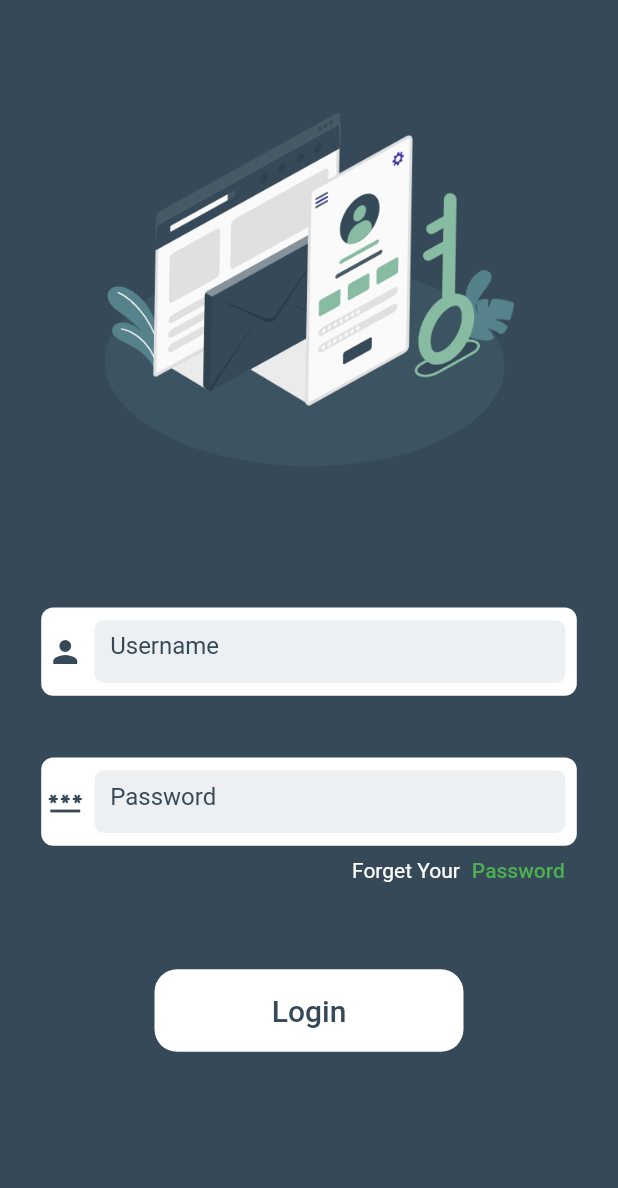
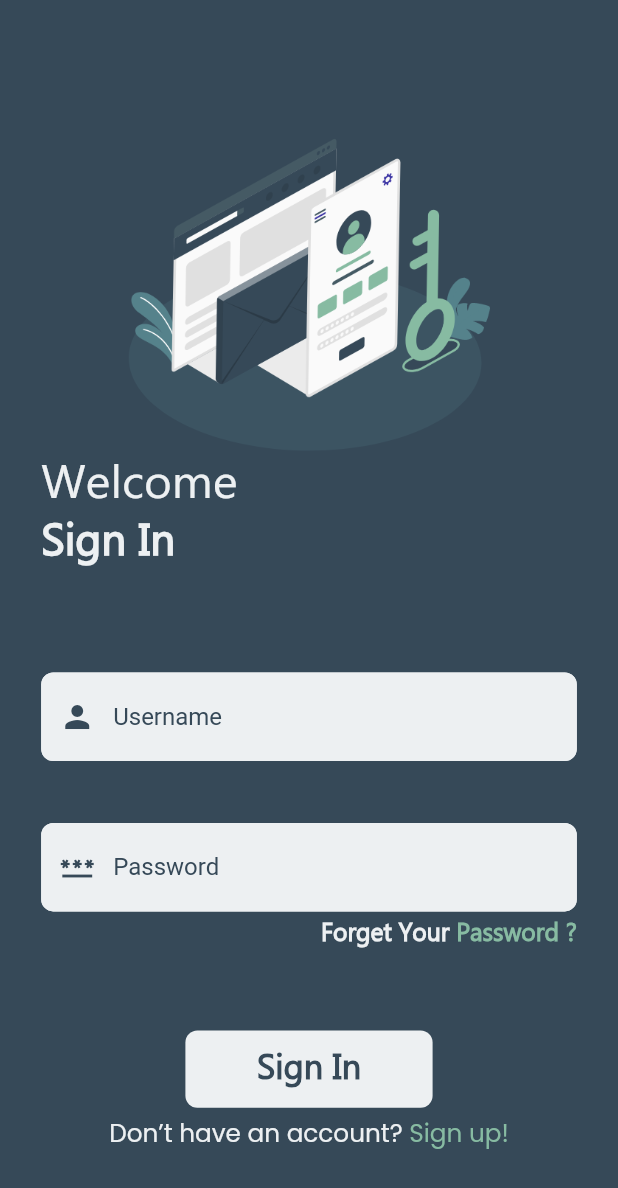
Before and after one commit to H0FNY/tourism_app, a Flutter app: the screen it shows after launch, on a phone screen of 412 x 824 dp. Shown: the top 1188 px of the screen. Run offline on Flutter 3.47's test engine with Material 2 defaults, Android fonts, the phone set to English and light mode, and no system bars; our stand-ins replace animated_splash_screen.

Commit message:
refactor code

```diff
--- /dev/null
+++ b/lib/Constants/constants.dart
@@ -0,0 +1,5 @@
+import 'package:flutter/material.dart';
+
+Color MainColor =Color(0xff364958);
+Color SecondaryColor =Color(0xffEDF0F2);
+Color GreenColor =Color(0xff87BBA2);
--- a/lib/componant/componant.dart
+++ b/lib/componant/componant.dart
@@ -1,60 +1,45 @@
 import 'package:flutter/cupertino.dart';
 import 'package:flutter/material.dart';
+import 'package:tourism/Constants/constants.dart';
 
 Widget TextForm({
-  required double height,
-  required double width,
   String? Function(String?)? validator,
   TextEditingController? controller,
   TextInputType Type = TextInputType.text,
   bool hide = false,
-  IconData? prifxicon,
+  Icon? prefxicon,
   IconButton? sufficon,
   String? hinttext,
 }) =>
-    Container(
-      height: height/14,
-      padding: EdgeInsets.only(left:4,right: 6, top: 7,bottom: 7),
-      decoration: BoxDecoration(
-        color: Colors.white,
-        borderRadius: BorderRadius.all(Radius.circular(8.0)),
-      ),
-      child: Row(
-        children: [
-          if (prifxicon != null)
-            Icon(
-              prifxicon,
-              color: Color(0xff364958),
-            ),
-          SizedBox(width: 6,),
-          Expanded(
-            child: TextFormField(
+    TextFormField(
       controller: controller,
       keyboardType: Type,
       obscureText: hide,
-              cursorColor: Color(0xff364958),
-              style: TextStyle(color: Color(0xff364958)),
+      cursorColor:MainColor,
+      style: TextStyle(color: MainColor),
       decoration: InputDecoration(
         hintText: hinttext,
         hintStyle: TextStyle(
-                  color: Color(0xff364958),
+          color: MainColor,
         ),
         filled: true,
-                fillColor: Color(0xffEDF0F2),
+        fillColor: SecondaryColor,
         suffixIcon: sufficon,
+        prefixIcon: prefxicon,
+        prefixIconColor: MainColor,
         labelStyle: TextStyle(
-                  color: Color(0xff364958),
+          color: MainColor,
         ),
         focusedBorder: OutlineInputBorder(
           borderSide: BorderSide(
-                    color: Colors.white,
+            color: SecondaryColor,
             width: 2,
           ),
           borderRadius: BorderRadius.all(Radius.circular(8.0)),
         ),
         enabledBorder: OutlineInputBorder(
           borderSide: BorderSide(
-                    color: Colors.white,
+            color: SecondaryColor,
             width: 1.5,
           ),
           borderRadius: BorderRadius.all(Radius.circular(8.0)),
@@ -75,17 +60,11 @@ Widget TextForm({
         ),
       ),
       validator: validator,
-            ),
-          ),
-        ],
-      ),
     );
 
 Future navigate({
   required BuildContext context,
-  required Widget widget,
+  required String PageName,
 }) {
-  return Navigator.push(context, MaterialPageRoute(builder: (context) {
-    return widget;
-  }));
+  return Navigator.pushNamed(context,PageName );
 }
--- a/lib/login/Login.dart
+++ b/lib/login/Login.dart
@@ -1,115 +1,176 @@
 import 'package:flutter/material.dart';
 import 'package:flutter/rendering.dart';
+import 'package:tourism/Constants/constants.dart';
 import 'package:tourism/login/Register.dart';
 import 'package:tourism/componant/componant.dart';
 
-class Login extends StatefulWidget {
-  @override
-  State<Login> createState() => _LoginState();
-}
-
-class _LoginState extends State<Login> {
+class Login extends StatelessWidget {
+  static String id = "Login";
   bool hide = true;
   double width = 0;
+
   double height = 0;
+
   final emailController = TextEditingController();
+
   final passwordController = TextEditingController();
+
   final formKey = GlobalKey<FormState>();
+
   final emailValid = RegExp(
       r"^[a-zA-Z0-9.a-zA-Z0-9.!#$%&'*+-/=?^_`{|}~]+@[a-zA-Z0-9]+\.[a-zA-Z]+");
-  @override
-  void initState() {
-    super.initState();
-  }
 
   @override
   Widget build(BuildContext context) {
     width = MediaQuery.of(context).size.width;
     height = MediaQuery.of(context).size.height;
     return Scaffold(
-      backgroundColor: Color(0xff364958),
+      backgroundColor: MainColor,
       resizeToAvoidBottomInset: true,
       body: SingleChildScrollView(
         child: Form(
           key: formKey,
           child: Padding(
             padding: EdgeInsets.all(width / 15),
-            child: Stack(
-              children: [
-                Column(
+            child: Column(
               mainAxisAlignment: MainAxisAlignment.center,
               crossAxisAlignment: CrossAxisAlignment.center,
               children: [
                 SizedBox(
-                      height: height / 18,
+                  height: height / 13,
                 ),
                 Image.asset(
-                      'images/Group 320.png',
-                      width: width / 1.5,
+                  'assets/images/Group 320.png',
+                  width: width / 1.7,
+                ),
+                Row(
+                  mainAxisAlignment: MainAxisAlignment.start,
+                  children: [
+                    Column(
+                      crossAxisAlignment: CrossAxisAlignment.start,
+                      children: [
+                        Text(
+                          'Welcome',
+                          style: TextStyle(
+                            color: SecondaryColor,
+                            fontSize: width / 13,
+                            fontFamily: 'Taile',
+                          ),
+                        ),
+                        Text(
+                          'Sign In',
+                          style: TextStyle(
+                              color: SecondaryColor,
+                              fontSize: width / 14,
+                              fontFamily: 'Taile',
+                              fontWeight: FontWeight.bold),
+                        ),
+                      ],
+                    ),
+                  ],
                 ),
                 SizedBox(
-                      height: height / 9,
+                  height: height / 12,
                 ),
                 TextForm(
-                        validator: (value) {
-                          if (value!.isEmpty) {
-                            return "a";
+                  prefxicon: Icon(Icons.person),
+                  hinttext: 'Username',
+                  validator: (value){
+                    if (value!.isEmpty)
+                      return "please enter your Email";
                   }
-                        },
-                        height: height,
-                        width: width,
-                        prifxicon: Icons.person,
-                        hinttext: 'Username'),
+                ),
                 SizedBox(
                   height: height / 20,
                 ),
                 TextForm(
-                      height: height,
-                      width: width,
-                      prifxicon: Icons.password,
+                  prefxicon: Icon(Icons.password),
                   hide: true,
                   hinttext: 'Password',
                 ),
-                    SizedBox(
-                      height: height / 10,
+                Padding(
+                  padding: const EdgeInsets.symmetric(vertical: 5.0),
+                  child: Row(
+                    mainAxisAlignment: MainAxisAlignment.end,
+                    children: [
+                      Text(
+                        'Forget Your ',
+                        style: TextStyle(
+                            color: SecondaryColor,
+                            fontSize: width / 25,
+                            fontFamily: 'Taile',
+                            fontWeight: FontWeight.bold),
+                      ),
+                      GestureDetector(
+                        onTap: () {},
+                        child: Text(
+                          'Password ?',
+                          style: TextStyle(
+                              color: GreenColor,
+                              fontSize: width / 25,
+                              fontFamily: 'Taile',
+                              fontWeight: FontWeight.bold),
+                        ),
+                      ),
+                    ],
+                  ),
                 ),
                 SizedBox(
-                      width: width / 2,
-                      height: height / 15,
+                  height: height / 17,
+                ),
+                SizedBox(
+                  width: width / 2.5,
+                  height: height / 16,
                   child: TextButton(
                     style: ButtonStyle(
                       backgroundColor:
-                                MaterialStateProperty.all<Color>(Colors.white),
-                            shape: MaterialStateProperty.all<
-                                RoundedRectangleBorder>(
+                          MaterialStateProperty.all<Color>(SecondaryColor),
+                      shape: MaterialStateProperty.all<RoundedRectangleBorder>(
                         RoundedRectangleBorder(
-                                  borderRadius: BorderRadius.circular(15.0)),
+                            borderRadius: BorderRadius.circular(8.0)),
                       ),
                     ),
                     onPressed: () {
-                            if(formKey.currentState!.validate()){
-                              navigate(context: context, widget: Login());
+                      if (formKey.currentState!.validate()) {
+                        navigate(context: context, PageName: Login.id);
                       }
                     },
                     child: Text(
-                            'Login',
+                      'Sign In',
                       style: TextStyle(
                         color: Color(0xff364958),
-                              fontSize: 20,
+                        fontSize: width / 18,
+                        fontFamily: 'Taile',
+                        fontWeight: FontWeight.bold,
                       ),
-                          )),
                     ),
-                  ],
                   ),
-                Positioned(
-                  right: 0,
-                  bottom: height/8.5,
+                ),
+                Padding(
+                  padding: const EdgeInsets.symmetric(vertical: 5.0),
                   child: Row(
+                    mainAxisAlignment: MainAxisAlignment.center,
                     children: [
-                      Text('Forget Your',style: TextStyle(color: Colors.white),),
-                      TextButton(
-                        onPressed: () {},
-                        child: Text('Password',style: TextStyle(color: Colors.green),),
+                      Text(
+                        'Don’t have an account? ',
+                        style: TextStyle(
+                          color: SecondaryColor,
+                          fontSize: width / 25,
+                          fontFamily: 'Poppins',
+                        ),
+                      ),
+                      GestureDetector(
+                        onTap: () {
+                          navigate(context: context, PageName: Regester.id);
+                        },
+                        child: Text(
+                          'Sign up!',
+                          style: TextStyle(
+                            color: GreenColor,
+                            fontSize: width / 25,
+                            fontFamily: 'Poppins',
+                          ),
+                        ),
                       ),
                     ],
                   ),
--- a/lib/main.dart
+++ b/lib/main.dart
@@ -13,17 +13,20 @@ class MyApp extends StatelessWidget {
   @override
   Widget build(BuildContext context) {
     return MaterialApp(
+      routes: {
+        Login.id:(context)=>Login(),
+        Regester.id:(context)=>Regester(),
+      },
       debugShowCheckedModeBanner: false,
         home: Builder(
           builder: (context) {
-
             double screenwidht=MediaQuery.of(context).size.width;
             double screenheight=MediaQuery.of(context).size.width;
             return AnimatedSplashScreen(
               splashIconSize: screenheight,
               centered: false,
               backgroundColor:  Color(0xff364958),
-              splash: Image.asset('images/Group 1.png'),
+              splash: Image.asset('assets/images/Group 1.png'),
               nextScreen: Login(),
             );
           }
```
Also changed, not shown: lib/login/Register.dart (+136 -137 lines), pubspec.yaml (+12 -13 lines), assets/fonts/Poppins-Regular.ttf (added), assets/fonts/majalla.ttf (renamed from fonts/majalla.ttf), assets/fonts/taile.ttf (renamed from fonts/taile.ttf), assets/images/Group 1.png (renamed from images/Group 1.png), assets/images/Group 320.png (renamed from images/Group 320.png). Lines whose indentation alone changed are shown as unchanged.
